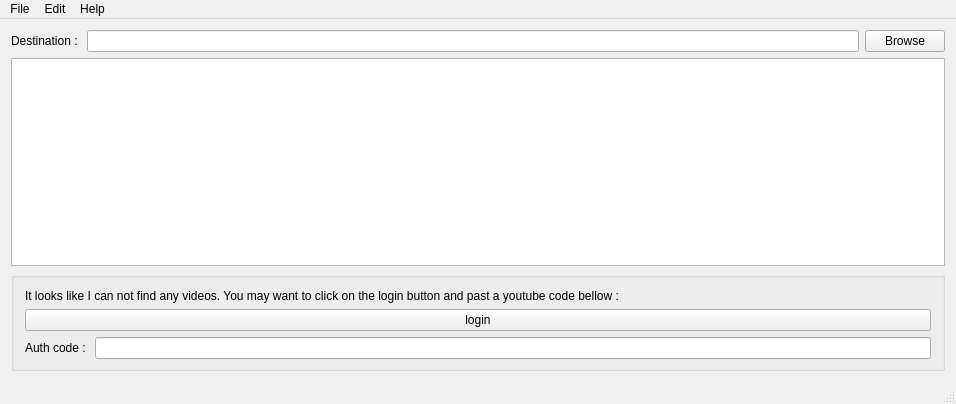
Before: the Qt Designer form mainwindow.ui in karlito139/rss_youtube_dl, drawn with Qt 5.
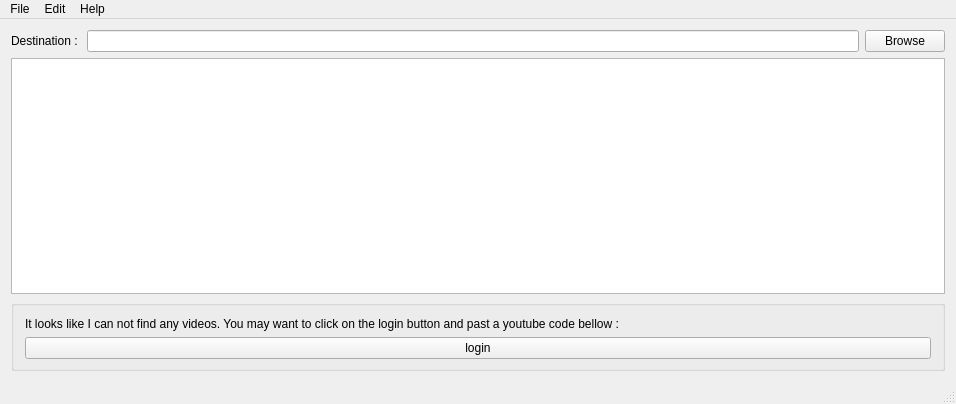
After: the same form once the commit is applied. Icons and pictures are not drawn.

Commit message: Removed useless UI

What changed in the file:
```diff
--- a/mainwindow.ui
+++ b/mainwindow.ui
@@ -95,7 +95,7 @@
       <property name="alignment">
        <set>Qt::AlignLeading|Qt::AlignLeft|Qt::AlignVCenter</set>
       </property>
-      <layout class="QVBoxLayout" name="verticalLayout_2" stretch="0,0,0">
+      <layout class="QVBoxLayout" name="verticalLayout_2" stretch="0,0">
        <property name="bottomMargin">
         <number>9</number>
        </property>
@@ -122,26 +122,6 @@
          </property>
         </widget>
        </item>
-       <item>
-        <layout class="QHBoxLayout" name="horizontalLayout">
-         <item>
-          <widget class="QLabel" name="label">
-           <property name="sizePolicy">
-            <sizepolicy hsizetype="Fixed" vsizetype="Preferred">
-             <horstretch>0</horstretch>
-             <verstretch>0</verstretch>
-            </sizepolicy>
-           </property>
-           <property name="text">
-            <string>Auth code : </string>
-           </property>
-          </widget>
-         </item>
-         <item>
-          <widget class="QLineEdit" name="authCode"/>
-         </item>
-        </layout>
-       </item>
       </layout>
      </widget>
     </item>
```
The commit also changes 1 other file.
